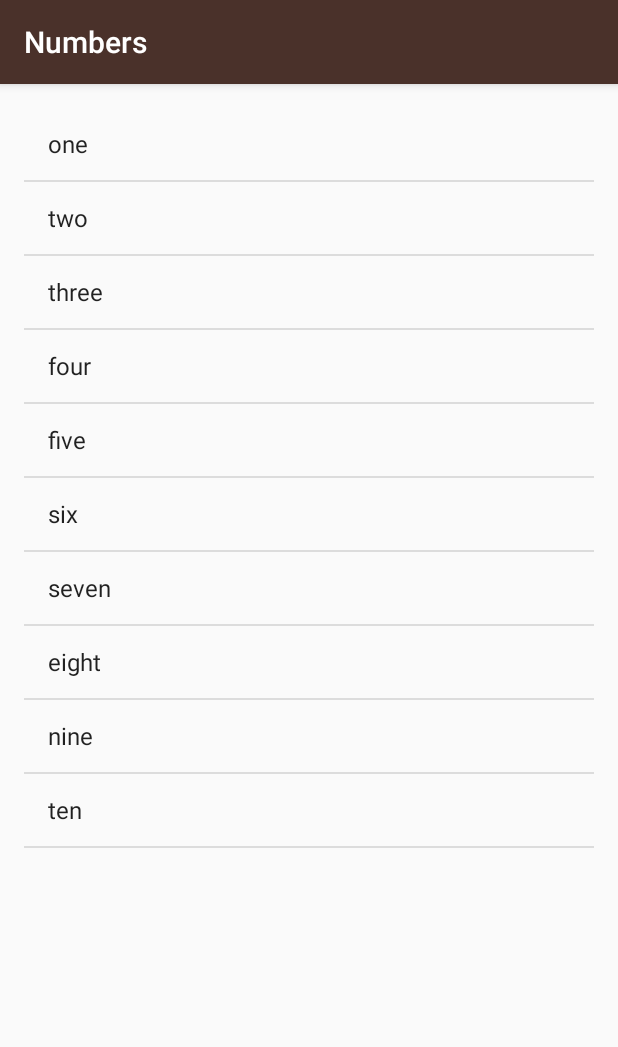
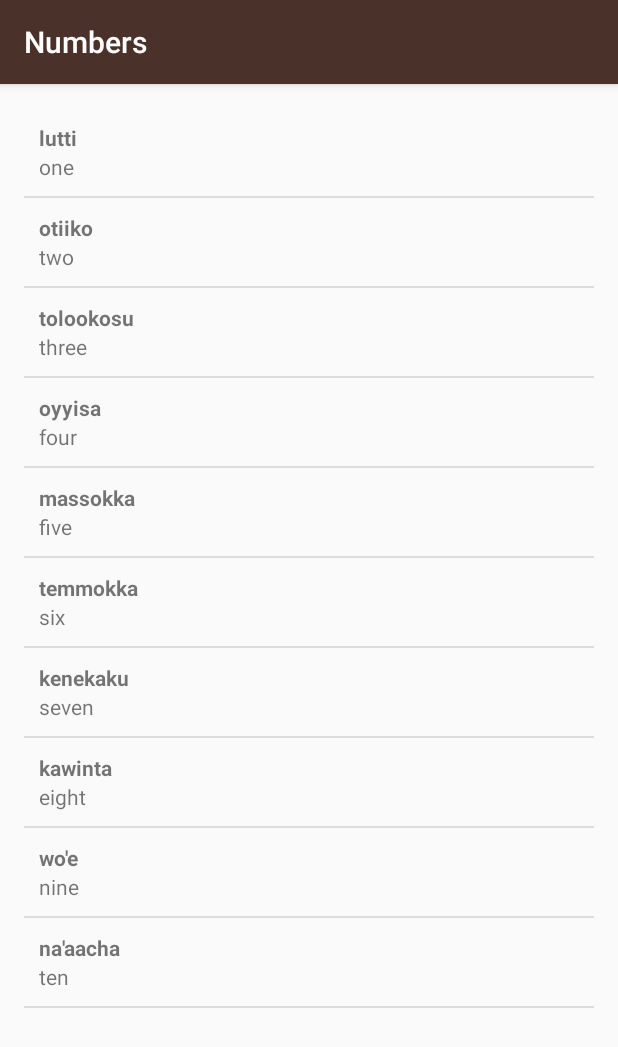
Before and after one commit to amahsanferoz/Language-Tutor, an Android app: the NumberActivity screen opened directly, with no data from a screen before it, on a phone screen of 412 x 824 dp. Shown: the top 1047 px of the screen. Run offline under Robolectric (Android 15) with nearby library versions, the phone set to English and light mode, and no system bars.

Commit message:
word adapter created to support word obeject with two textview

```diff
--- a/app/src/main/java/com/example/android/miwok/NumberActivity.java
+++ b/app/src/main/java/com/example/android/miwok/NumberActivity.java
@@ -20,19 +20,21 @@ public class NumberActivity extends AppCompatActivity {
         setContentView(R.layout.activity_number);
 
         //Create the array of words
-        ArrayList<String> words = new ArrayList<String>();
-        words.add("one");
-        words.add("two");
-        words.add("three");
-        words.add("four");
-        words.add("five");
-        words.add("six");
-        words.add("seven");
-        words.add("eight");
-        words.add("nine");
-        words.add("ten");
+        ArrayList<Word> words = new ArrayList<Word>();
 
-        ArrayAdapter<String> itemAdapter = new ArrayAdapter<String>(this, android.R.layout.simple_list_item_1, words);
+        //populate the list
+        words.add(new Word("one", "lutti"));
+        words.add(new Word("two", "otiiko"));
+        words.add(new Word("three", "tolookosu"));
+        words.add(new Word("four", "oyyisa"));
+        words.add(new Word("five", "massokka"));
+        words.add(new Word("six", "temmokka"));
+        words.add(new Word("seven", "kenekaku"));
+        words.add(new Word("eight", "kawinta"));
+        words.add(new Word("nine", "wo'e"));
+        words.add(new Word("ten", "na'aacha"));
+
+        WordAdapter itemAdapter = new WordAdapter(this, words);
         ListView listView = (ListView) findViewById(R.id.list);
         listView.setAdapter(itemAdapter);
 
--- /dev/null
+++ b/app/src/main/java/com/example/android/miwok/WordAdapter.java
@@ -0,0 +1,50 @@
+package com.example.android.miwok;
+
+import android.app.Activity;
+import android.content.Context;
+import android.view.LayoutInflater;
+import android.view.View;
+import android.view.ViewGroup;
+import android.widget.ArrayAdapter;
+import android.widget.TextView;
+
+import java.util.ArrayList;
+
+/**
+ * Created by ahsanferoz on 09/09/16.
+ */
+public class WordAdapter extends ArrayAdapter<Word> {
+
+    public WordAdapter(Activity context, ArrayList<Word> words) {
+        super(context, 0, words);
+    }
+
+    @Override
+    public View getView(int position, View convertView, ViewGroup parent) {
+        // Check if the existing view is being reused, otherwise inflate the view
+        View listItemView = convertView;
+        if(listItemView == null) {
+            listItemView = LayoutInflater.from(getContext()).inflate(
+                    R.layout.list_item, parent, false);
+        }
+
+        // Get the {@link Word} object located at this position in the list
+        Word currentWord = getItem(position);
+
+        // Find the TextView in the list_item.xml layout
+        TextView miwokTextView = (TextView) listItemView.findViewById(R.id.miwok_textview);
+        // Get the version name from the current Word object and
+        // set this text on the miwok TextView
+        miwokTextView.setText(currentWord.getmMiwokTranslation());
+
+        // Find the TextView in the list_item.xml layout
+        TextView defaultTextView = (TextView) listItemView.findViewById(R.id.default_textview);
+        // Get the version number from the current Word object and
+        // set this text on the default TextView
+        defaultTextView.setText(currentWord.getmDefaultTranslation());
+
+        // Return the whole list item layout (containing 2 TextViews)
+        // so that it can be shown in the ListView
+        return listItemView;
+    }
+}
--- a/app/src/main/res/layout/list_item.xml
+++ b/app/src/main/res/layout/list_item.xml
@@ -10,6 +10,7 @@
         android:id="@+id/miwok_textview"
         android:layout_width="match_parent"
         android:layout_height="wrap_content"
+        android:textStyle="bold"
         tools:text="lutti"/>
 
     <TextView
```
